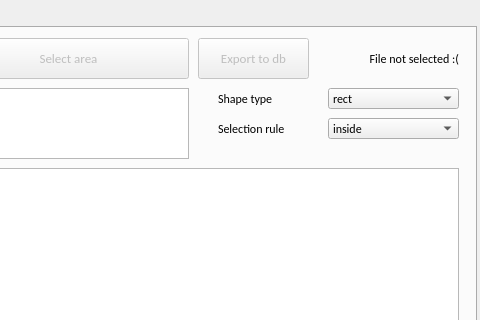
Above: src/gui/main_dialog.ui from Comanda-A/DXF-PostGIS-Converter before the change; both pictures show x 224 to 704 and y 0 to 320 of the 704 by 618 pixel window. Below: the same form after it.
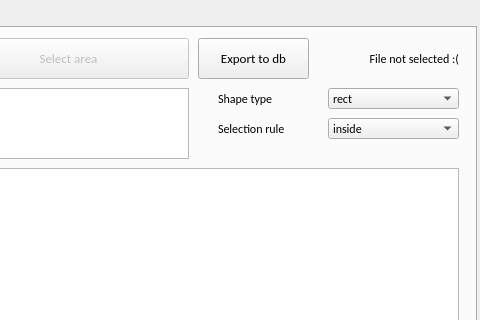
That is the form after the change.

```diff
--- a/src/gui/main_dialog.ui
+++ b/src/gui/main_dialog.ui
@@ -265,7 +265,7 @@
     </widget>
     <widget class="QPushButton" name="export_to_db_button">
      <property name="enabled">
-      <bool>false</bool>
+      <bool>true</bool>
      </property>
      <property name="geometry">
       <rect>
```
